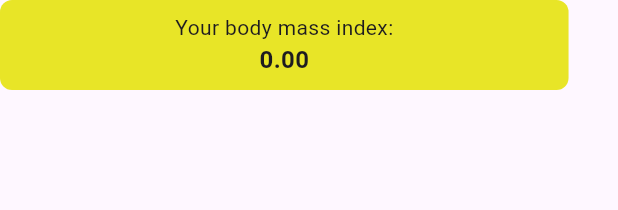
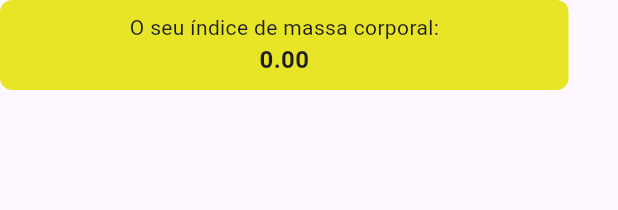
Before and after one commit to jvianna07/multi_task_app, a Flutter app: the ImcResults widget shown alone on an empty page, opened directly with empty values, on a phone screen of 412 x 824 dp. Shown: the top 210 px of the screen. Run offline on Flutter 3.47's test engine with Material 3 defaults, Android fonts, the phone set to English and light mode, and no system bars; our stand-ins replace transparent_image; missing offline and left inert: country_flags, expressions; network calls fail.

Commit message:
atualizado legenda dos resultados

```diff
--- a/lib/imc/widgets/imc_results.dart
+++ b/lib/imc/widgets/imc_results.dart
@@ -23,7 +23,7 @@ class ImcResults extends StatelessWidget {
       child: Column(
         mainAxisAlignment: MainAxisAlignment.center,
         children: [
-          Text('Your body mass index:'),
+          Text('O seu índice de massa corporal:'),
           Text(
             imcResult.toStringAsFixed(2),
             style: TextStyle(fontSize: 16, fontWeight: FontWeight.bold),
```
